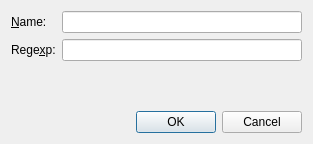
Qt form Viewer/src/TextFilterAddDialog.ui (ecmwf/ecflow) before a commit.
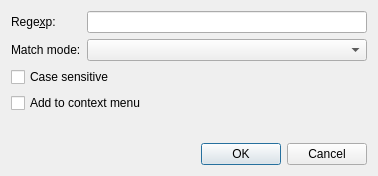
The same form after that commit.

Commit message: ecFlowUI: add regexp based line filter to text viewer in Output panel ECFLOW-1169

```diff
--- a/Viewer/src/TextFilterAddDialog.ui
+++ b/Viewer/src/TextFilterAddDialog.ui
@@ -6,8 +6,8 @@
    <rect>
     <x>0</x>
     <y>0</y>
-    <width>313</width>
-    <height>144</height>
+    <width>378</width>
+    <height>176</height>
    </rect>
   </property>
   <property name="windowTitle">
@@ -15,35 +15,59 @@
   </property>
   <layout class="QVBoxLayout" name="verticalLayout">
    <item>
-    <layout class="QFormLayout" name="formLayout">
+    <layout class="QGridLayout" name="gridLayout">
+     <item row="0" column="1">
+      <widget class="QLineEdit" name="filterLe_"/>
+     </item>
+     <item row="1" column="1">
+      <widget class="QComboBox" name="matchCb_"/>
+     </item>
      <item row="0" column="0">
       <widget class="QLabel" name="label">
        <property name="text">
-        <string>&amp;Name:</string>
+        <string>Rege&amp;xp:</string>
        </property>
        <property name="buddy">
         <cstring>label</cstring>
        </property>
       </widget>
      </item>
-     <item row="0" column="1">
-      <widget class="QLineEdit" name="nameEdit_"/>
-     </item>
      <item row="1" column="0">
       <widget class="QLabel" name="label_2">
        <property name="text">
-        <string>Rege&amp;xp:</string>
-       </property>
-       <property name="buddy">
-        <cstring>filterEdit_</cstring>
+        <string>Match mode:</string>
        </property>
       </widget>
      </item>
-     <item row="1" column="1">
-      <widget class="QLineEdit" name="filterEdit_"/>
-     </item>
     </layout>
    </item>
+   <item>
+    <widget class="QCheckBox" name="caseCb_">
+     <property name="text">
+      <string>Case sensitive</string>
+     </property>
+    </widget>
+   </item>
+   <item>
+    <widget class="QCheckBox" name="menuCb_">
+     <property name="text">
+      <string>Add to context menu</string>
+     </property>
+    </widget>
+   </item>
+   <item>
+    <spacer name="verticalSpacer">
+     <property name="orientation">
+      <enum>Qt::Vertical</enum>
+     </property>
+     <property name="sizeHint" stdset="0">
+      <size>
+       <width>20</width>
+       <height>40</height>
+      </size>
+     </property>
+    </spacer>
+   </item>
    <item>
     <widget class="QDialogButtonBox" name="buttonBox">
      <property name="orientation">
```
The commit also changes 20 other files.
